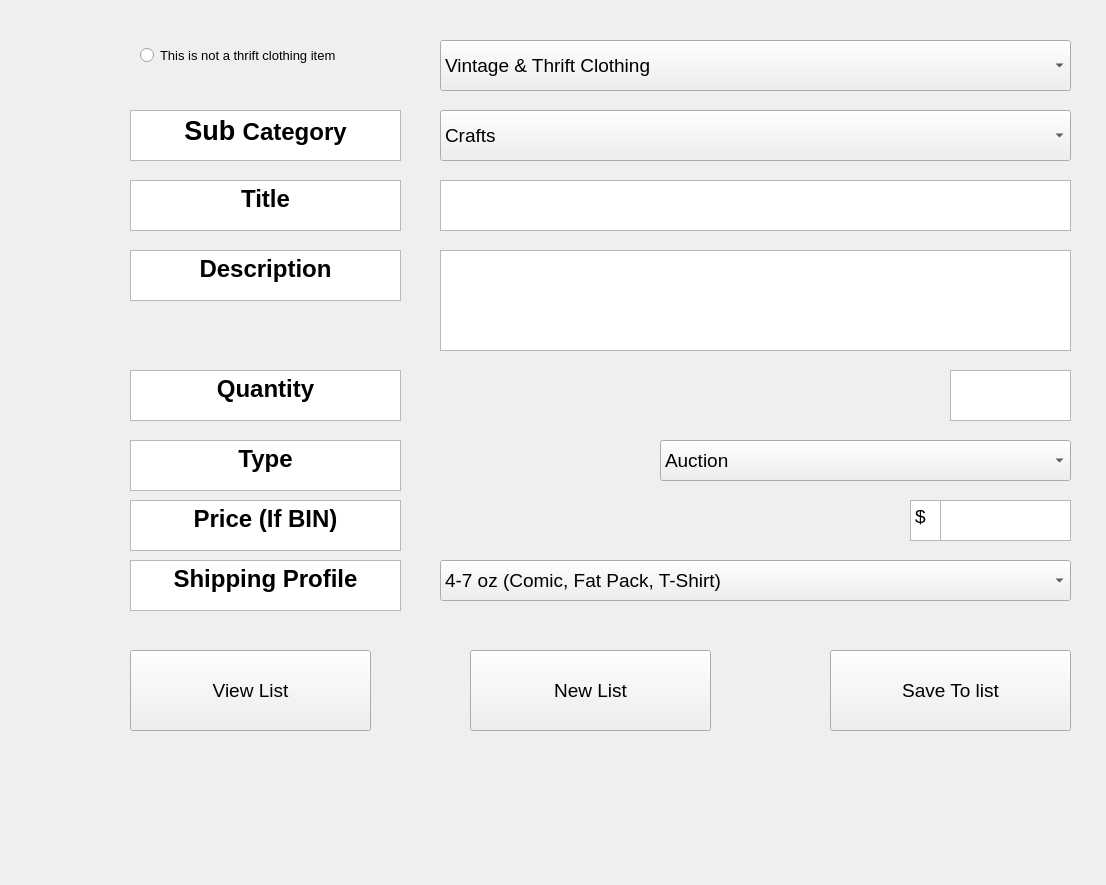
The window that whatnotuploadgui/upload.ui (cade25wilson/Python-Projects) describes before a commit, drawn with Qt 5.
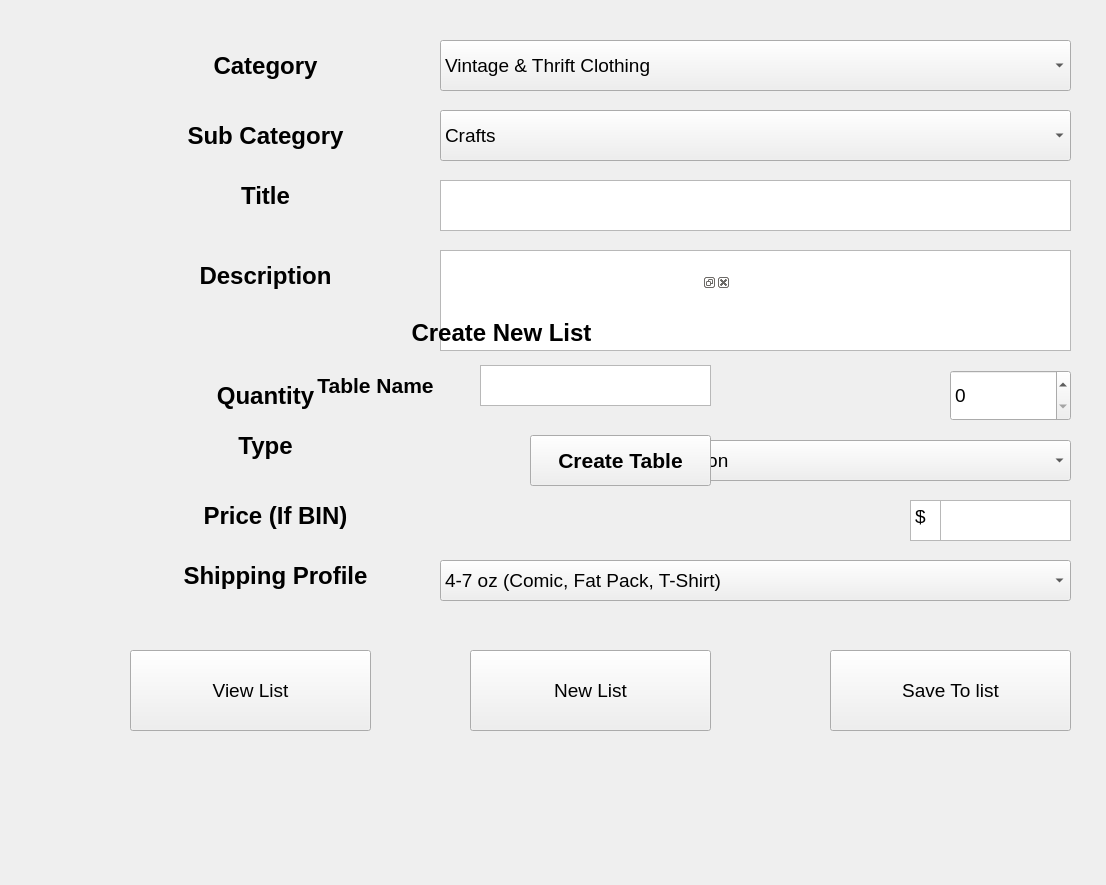
The same window after the commit.

What changed in the file:
```diff
--- a/whatnotuploadgui/upload.ui
+++ b/whatnotuploadgui/upload.ui
@@ -255,143 +255,6 @@
     </property>
    </item>
   </widget>
-  <widget class="QRadioButton" name="radioButton">
-   <property name="geometry">
-    <rect>
-     <x>140</x>
-     <y>40</y>
-     <width>261</width>
-     <height>31</height>
-    </rect>
-   </property>
-   <property name="font">
-    <font>
-     <pointsize>10</pointsize>
-    </font>
-   </property>
-   <property name="text">
-    <string>This is not a thrift clothing item</string>
-   </property>
-  </widget>
-  <widget class="QTextEdit" name="textEdit_4">
-   <property name="geometry">
-    <rect>
-     <x>130</x>
-     <y>110</y>
-     <width>271</width>
-     <height>51</height>
-    </rect>
-   </property>
-   <property name="html">
-    <string>&lt;!DOCTYPE HTML PUBLIC &quot;-//W3C//DTD HTML 4.0//EN&quot; &quot;http://www.w3.org/TR/REC-html40/strict.dtd&quot;&gt;
-&lt;html&gt;&lt;head&gt;&lt;meta name=&quot;qrichtext&quot; content=&quot;1&quot; /&gt;&lt;style type=&quot;text/css&quot;&gt;
-p, li { white-space: pre-wrap; }
-&lt;/style&gt;&lt;/head&gt;&lt;body style=&quot; font-family:'MS Shell Dlg 2'; font-size:14pt; font-weight:400; font-style:normal;&quot;&gt;
-&lt;p align=&quot;center&quot; style=&quot; margin-top:0px; margin-bottom:0px; margin-left:0px; margin-right:0px; -qt-block-indent:0; text-indent:0px;&quot;&gt;&lt;span style=&quot; font-size:20pt; font-weight:600;&quot;&gt;Sub &lt;/span&gt;&lt;span style=&quot; font-size:18pt; font-weight:600;&quot;&gt;Category&lt;/span&gt;&lt;/p&gt;&lt;/body&gt;&lt;/html&gt;</string>
-   </property>
-  </widget>
-  <widget class="QTextEdit" name="textEdit_5">
-   <property name="geometry">
-    <rect>
-     <x>130</x>
-     <y>180</y>
-     <width>271</width>
-     <height>51</height>
-    </rect>
-   </property>
-   <property name="html">
-    <string>&lt;!DOCTYPE HTML PUBLIC &quot;-//W3C//DTD HTML 4.0//EN&quot; &quot;http://www.w3.org/TR/REC-html40/strict.dtd&quot;&gt;
-&lt;html&gt;&lt;head&gt;&lt;meta name=&quot;qrichtext&quot; content=&quot;1&quot; /&gt;&lt;style type=&quot;text/css&quot;&gt;
-p, li { white-space: pre-wrap; }
-&lt;/style&gt;&lt;/head&gt;&lt;body style=&quot; font-family:'MS Shell Dlg 2'; font-size:14pt; font-weight:400; font-style:normal;&quot;&gt;
-&lt;p align=&quot;center&quot; style=&quot; margin-top:0px; margin-bottom:0px; margin-left:0px; margin-right:0px; -qt-block-indent:0; text-indent:0px;&quot;&gt;&lt;span style=&quot; font-size:18pt; font-weight:600;&quot;&gt;Title&lt;/span&gt;&lt;/p&gt;&lt;/body&gt;&lt;/html&gt;</string>
-   </property>
-  </widget>
-  <widget class="QTextEdit" name="textEdit_6">
-   <property name="geometry">
-    <rect>
-     <x>130</x>
-     <y>250</y>
-     <width>271</width>
-     <height>51</height>
-    </rect>
-   </property>
-   <property name="html">
-    <string>&lt;!DOCTYPE HTML PUBLIC &quot;-//W3C//DTD HTML 4.0//EN&quot; &quot;http://www.w3.org/TR/REC-html40/strict.dtd&quot;&gt;
-&lt;html&gt;&lt;head&gt;&lt;meta name=&quot;qrichtext&quot; content=&quot;1&quot; /&gt;&lt;style type=&quot;text/css&quot;&gt;
-p, li { white-space: pre-wrap; }
-&lt;/style&gt;&lt;/head&gt;&lt;body style=&quot; font-family:'MS Shell Dlg 2'; font-size:14pt; font-weight:400; font-style:normal;&quot;&gt;
-&lt;p align=&quot;center&quot; style=&quot; margin-top:0px; margin-bottom:0px; margin-left:0px; margin-right:0px; -qt-block-indent:0; text-indent:0px;&quot;&gt;&lt;span style=&quot; font-size:18pt; font-weight:600;&quot;&gt;Description&lt;/span&gt;&lt;/p&gt;&lt;/body&gt;&lt;/html&gt;</string>
-   </property>
-  </widget>
-  <widget class="QTextEdit" name="textEdit_7">
-   <property name="geometry">
-    <rect>
-     <x>130</x>
-     <y>370</y>
-     <width>271</width>
-     <height>51</height>
-    </rect>
-   </property>
-   <property name="html">
-    <string>&lt;!DOCTYPE HTML PUBLIC &quot;-//W3C//DTD HTML 4.0//EN&quot; &quot;http://www.w3.org/TR/REC-html40/strict.dtd&quot;&gt;
-&lt;html&gt;&lt;head&gt;&lt;meta name=&quot;qrichtext&quot; content=&quot;1&quot; /&gt;&lt;style type=&quot;text/css&quot;&gt;
-p, li { white-space: pre-wrap; }
-&lt;/style&gt;&lt;/head&gt;&lt;body style=&quot; font-family:'MS Shell Dlg 2'; font-size:14pt; font-weight:400; font-style:normal;&quot;&gt;
-&lt;p align=&quot;center&quot; style=&quot; margin-top:0px; margin-bottom:0px; margin-left:0px; margin-right:0px; -qt-block-indent:0; text-indent:0px;&quot;&gt;&lt;span style=&quot; font-size:18pt; font-weight:600;&quot;&gt;Quantity&lt;/span&gt;&lt;/p&gt;&lt;/body&gt;&lt;/html&gt;</string>
-   </property>
-  </widget>
-  <widget class="QTextEdit" name="textEdit_8">
-   <property name="geometry">
-    <rect>
-     <x>130</x>
-     <y>440</y>
-     <width>271</width>
-     <height>51</height>
-    </rect>
-   </property>
-   <property name="html">
-    <string>&lt;!DOCTYPE HTML PUBLIC &quot;-//W3C//DTD HTML 4.0//EN&quot; &quot;http://www.w3.org/TR/REC-html40/strict.dtd&quot;&gt;
-&lt;html&gt;&lt;head&gt;&lt;meta name=&quot;qrichtext&quot; content=&quot;1&quot; /&gt;&lt;style type=&quot;text/css&quot;&gt;
-p, li { white-space: pre-wrap; }
-&lt;/style&gt;&lt;/head&gt;&lt;body style=&quot; font-family:'MS Shell Dlg 2'; font-size:14pt; font-weight:400; font-style:normal;&quot;&gt;
-&lt;p align=&quot;center&quot; style=&quot; margin-top:0px; margin-bottom:0px; margin-left:0px; margin-right:0px; -qt-block-indent:0; text-indent:0px;&quot;&gt;&lt;span style=&quot; font-size:18pt; font-weight:600;&quot;&gt;Type&lt;/span&gt;&lt;/p&gt;&lt;/body&gt;&lt;/html&gt;</string>
-   </property>
-  </widget>
-  <widget class="QTextEdit" name="textEdit_9">
-   <property name="geometry">
-    <rect>
-     <x>130</x>
-     <y>500</y>
-     <width>271</width>
-     <height>51</height>
-    </rect>
-   </property>
-   <property name="html">
-    <string>&lt;!DOCTYPE HTML PUBLIC &quot;-//W3C//DTD HTML 4.0//EN&quot; &quot;http://www.w3.org/TR/REC-html40/strict.dtd&quot;&gt;
-&lt;html&gt;&lt;head&gt;&lt;meta name=&quot;qrichtext&quot; content=&quot;1&quot; /&gt;&lt;style type=&quot;text/css&quot;&gt;
-p, li { white-space: pre-wrap; }
-&lt;/style&gt;&lt;/head&gt;&lt;body style=&quot; font-family:'MS Shell Dlg 2'; font-size:14pt; font-weight:400; font-style:normal;&quot;&gt;
-&lt;p align=&quot;center&quot; style=&quot; margin-top:0px; margin-bottom:0px; margin-left:0px; margin-right:0px; -qt-block-indent:0; text-indent:0px;&quot;&gt;&lt;span style=&quot; font-size:18pt; font-weight:600;&quot;&gt;Price (If BIN)&lt;/span&gt;&lt;/p&gt;&lt;/body&gt;&lt;/html&gt;</string>
-   </property>
-  </widget>
-  <widget class="QTextEdit" name="textEdit_10">
-   <property name="geometry">
-    <rect>
-     <x>130</x>
-     <y>560</y>
-     <width>271</width>
-     <height>51</height>
-    </rect>
-   </property>
-   <property name="html">
-    <string>&lt;!DOCTYPE HTML PUBLIC &quot;-//W3C//DTD HTML 4.0//EN&quot; &quot;http://www.w3.org/TR/REC-html40/strict.dtd&quot;&gt;
-&lt;html&gt;&lt;head&gt;&lt;meta name=&quot;qrichtext&quot; content=&quot;1&quot; /&gt;&lt;style type=&quot;text/css&quot;&gt;
-p, li { white-space: pre-wrap; }
-&lt;/style&gt;&lt;/head&gt;&lt;body style=&quot; font-family:'MS Shell Dlg 2'; font-size:14pt; font-weight:400; font-style:normal;&quot;&gt;
-&lt;p align=&quot;center&quot; style=&quot; margin-top:0px; margin-bottom:0px; margin-left:0px; margin-right:0px; -qt-block-indent:0; text-indent:0px;&quot;&gt;&lt;span style=&quot; font-size:18pt; font-weight:600;&quot;&gt;Shipping Profile&lt;/span&gt;&lt;/p&gt;&lt;/body&gt;&lt;/html&gt;</string>
-   </property>
-  </widget>
   <widget class="QPushButton" name="pushButton_2">
    <property name="geometry">
     <rect>
@@ -431,23 +294,6 @@
     <string>New List</string>
    </property>
   </widget>
-  <widget class="QTextEdit" name="textEdit_11">
-   <property name="geometry">
-    <rect>
-     <x>950</x>
-     <y>370</y>
-     <width>121</width>
-     <height>51</height>
-    </rect>
-   </property>
-   <property name="html">
-    <string>&lt;!DOCTYPE HTML PUBLIC &quot;-//W3C//DTD HTML 4.0//EN&quot; &quot;http://www.w3.org/TR/REC-html40/strict.dtd&quot;&gt;
-&lt;html&gt;&lt;head&gt;&lt;meta name=&quot;qrichtext&quot; content=&quot;1&quot; /&gt;&lt;style type=&quot;text/css&quot;&gt;
-p, li { white-space: pre-wrap; }
-&lt;/style&gt;&lt;/head&gt;&lt;body style=&quot; font-family:'MS Shell Dlg 2'; font-size:14pt; font-weight:400; font-style:normal;&quot;&gt;
-&lt;p style=&quot;-qt-paragraph-type:empty; margin-top:0px; margin-bottom:0px; margin-left:0px; margin-right:0px; -qt-block-indent:0; text-indent:0px;&quot;&gt;&lt;br /&gt;&lt;/p&gt;&lt;/body&gt;&lt;/html&gt;</string>
-   </property>
-  </widget>
   <widget class="QTextEdit" name="textEdit_12">
    <property name="geometry">
     <rect>
@@ -465,6 +311,294 @@
 &lt;p style=&quot; margin-top:0px; margin-bottom:0px; margin-left:0px; margin-right:0px; -qt-block-indent:0; text-indent:0px;&quot;&gt;$&lt;/p&gt;&lt;/body&gt;&lt;/html&gt;</string>
    </property>
   </widget>
+  <widget class="QDockWidget" name="NewList">
+   <property name="enabled">
+    <bool>true</bool>
+   </property>
+   <property name="geometry">
+    <rect>
+     <x>270</x>
+     <y>270</y>
+     <width>461</width>
+     <height>241</height>
+    </rect>
+   </property>
+   <widget class="QWidget" name="dockWidgetContents">
+    <widget class="QTextEdit" name="textEdit_13">
+     <property name="geometry">
+      <rect>
+       <x>210</x>
+       <y>70</y>
+       <width>231</width>
+       <height>41</height>
+      </rect>
+     </property>
+    </widget>
+    <widget class="QLabel" name="label">
+     <property name="geometry">
+      <rect>
+       <x>20</x>
+       <y>70</y>
+       <width>171</width>
+       <height>41</height>
+      </rect>
+     </property>
+     <property name="font">
+      <font>
+       <pointsize>16</pointsize>
+       <weight>75</weight>
+       <bold>true</bold>
+      </font>
+     </property>
+     <property name="text">
+      <string>Table Name</string>
+     </property>
+     <property name="alignment">
+      <set>Qt::AlignCenter</set>
+     </property>
+    </widget>
+    <widget class="QPushButton" name="pushButton">
+     <property name="enabled">
+      <bool>true</bool>
+     </property>
+     <property name="geometry">
+      <rect>
+       <x>260</x>
+       <y>140</y>
+       <width>181</width>
+       <height>51</height>
+      </rect>
+     </property>
+     <property name="font">
+      <font>
+       <pointsize>16</pointsize>
+       <weight>75</weight>
+       <bold>true</bold>
+      </font>
+     </property>
+     <property name="text">
+      <string>Create Table</string>
+     </property>
+    </widget>
+    <widget class="QLabel" name="label_2">
+     <property name="geometry">
+      <rect>
+       <x>36</x>
+       <y>12</y>
+       <width>391</width>
+       <height>51</height>
+      </rect>
+     </property>
+     <property name="font">
+      <font>
+       <pointsize>18</pointsize>
+       <weight>75</weight>
+       <bold>true</bold>
+      </font>
+     </property>
+     <property name="text">
+      <string>Create New List</string>
+     </property>
+     <property name="alignment">
+      <set>Qt::AlignCenter</set>
+     </property>
+    </widget>
+   </widget>
+  </widget>
+  <widget class="QLabel" name="label_3">
+   <property name="geometry">
+    <rect>
+     <x>130</x>
+     <y>110</y>
+     <width>271</width>
+     <height>51</height>
+    </rect>
+   </property>
+   <property name="font">
+    <font>
+     <pointsize>18</pointsize>
+     <weight>75</weight>
+     <bold>true</bold>
+    </font>
+   </property>
+   <property name="text">
+    <string>Sub Category</string>
+   </property>
+   <property name="alignment">
+    <set>Qt::AlignCenter</set>
+   </property>
+  </widget>
+  <widget class="QLabel" name="label_4">
+   <property name="geometry">
+    <rect>
+     <x>130</x>
+     <y>170</y>
+     <width>271</width>
+     <height>51</height>
+    </rect>
+   </property>
+   <property name="font">
+    <font>
+     <pointsize>18</pointsize>
+     <weight>75</weight>
+     <bold>true</bold>
+    </font>
+   </property>
+   <property name="text">
+    <string>Title</string>
+   </property>
+   <property name="alignment">
+    <set>Qt::AlignCenter</set>
+   </property>
+  </widget>
+  <widget class="QLabel" name="label_5">
+   <property name="geometry">
+    <rect>
+     <x>130</x>
+     <y>250</y>
+     <width>271</width>
+     <height>51</height>
+    </rect>
+   </property>
+   <property name="font">
+    <font>
+     <pointsize>18</pointsize>
+     <weight>75</weight>
+     <bold>true</bold>
+    </font>
+   </property>
+   <property name="text">
+    <string>Description</string>
+   </property>
+   <property name="alignment">
+    <set>Qt::AlignCenter</set>
+   </property>
+  </widget>
+  <widget class="QLabel" name="label_6">
+   <property name="geometry">
+    <rect>
+     <x>130</x>
+     <y>370</y>
+     <width>271</width>
+     <height>51</height>
+    </rect>
+   </property>
+   <property name="font">
+    <font>
+     <pointsize>18</pointsize>
+     <weight>75</weight>
+     <bold>true</bold>
+    </font>
+   </property>
+   <property name="text">
+    <string>Quantity</string>
+   </property>
+   <property name="alignment">
+    <set>Qt::AlignCenter</set>
+   </property>
+  </widget>
+  <widget class="QLabel" name="label_7">
+   <property name="geometry">
+    <rect>
+     <x>140</x>
+     <y>550</y>
+     <width>271</width>
+     <height>51</height>
+    </rect>
+   </property>
+   <property name="font">
+    <font>
+     <pointsize>18</pointsize>
+     <weight>75</weight>
+     <bold>true</bold>
+    </font>
+   </property>
+   <property name="text">
+    <string>Shipping Profile</string>
+   </property>
+   <property name="alignment">
+    <set>Qt::AlignCenter</set>
+   </property>
+  </widget>
+  <widget class="QLabel" name="label_8">
+   <property name="geometry">
+    <rect>
+     <x>130</x>
+     <y>420</y>
+     <width>271</width>
+     <height>51</height>
+    </rect>
+   </property>
+   <property name="font">
+    <font>
+     <pointsize>18</pointsize>
+     <weight>75</weight>
+     <bold>true</bold>
+    </font>
+   </property>
+   <property name="text">
+    <string>Type</string>
+   </property>
+   <property name="alignment">
+    <set>Qt::AlignCenter</set>
+   </property>
+  </widget>
+  <widget class="QLabel" name="label_9">
+   <property name="geometry">
+    <rect>
+     <x>140</x>
+     <y>490</y>
+     <width>271</width>
+     <height>51</height>
+    </rect>
+   </property>
+   <property name="font">
+    <font>
+     <pointsize>18</pointsize>
+     <weight>75</weight>
+     <bold>true</bold>
+    </font>
+   </property>
+   <property name="text">
+    <string>Price (If BIN)</string>
+   </property>
+   <property name="alignment">
+    <set>Qt::AlignCenter</set>
+   </property>
+  </widget>
+  <widget class="QSpinBox" name="spinBox">
+   <property name="geometry">
+    <rect>
+     <x>950</x>
+     <y>370</y>
+     <width>121</width>
+     <height>51</height>
+    </rect>
+   </property>
+  </widget>
+  <widget class="QLabel" name="label_10">
+   <property name="geometry">
+    <rect>
+     <x>130</x>
+     <y>40</y>
+     <width>271</width>
+     <height>51</height>
+    </rect>
+   </property>
+   <property name="font">
+    <font>
+     <pointsize>18</pointsize>
+     <weight>75</weight>
+     <bold>true</bold>
+    </font>
+   </property>
+   <property name="text">
+    <string>Category</string>
+   </property>
+   <property name="alignment">
+    <set>Qt::AlignCenter</set>
+   </property>
+  </widget>
  </widget>
  <resources/>
  <connections/>
```
Left out of the diff: 11 changed lines with no effect on the pictures.
